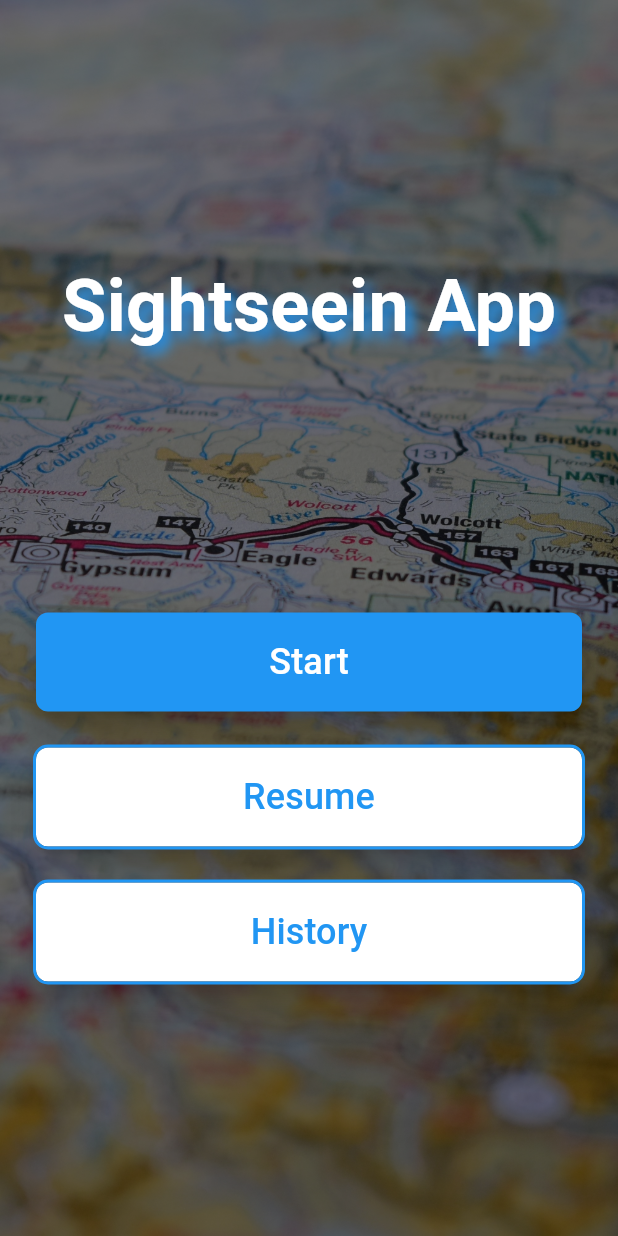
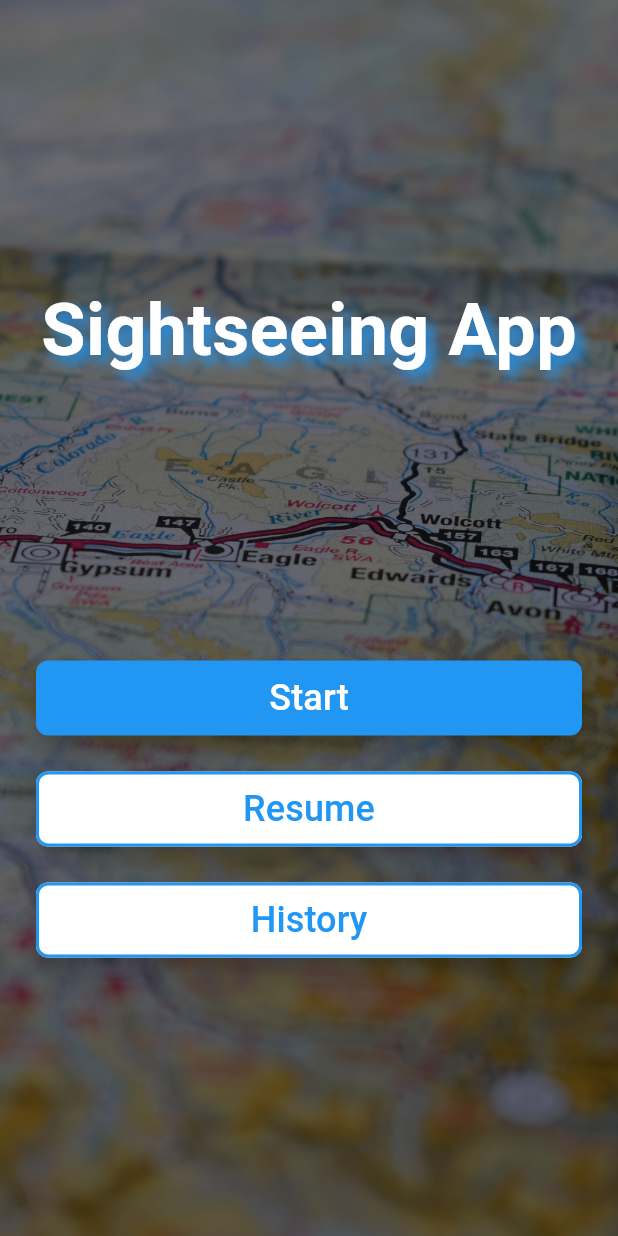
Before and after one commit to FelixAlexK/Sightseeing-App, a Flutter app: the screen it shows after launch, on a phone screen of 412 x 824 dp. Run offline on Flutter 3.47's test engine with Material 3 defaults, Android fonts, the light colour scheme and no system bars; our stand-ins replace flutter_compass, geocoding, geolocator, permission_handler.

Commit message:
feat: refactor start page layout and integrate options navigation

```diff
--- a/sightseeing_app/lib/pages/start_page.dart
+++ b/sightseeing_app/lib/pages/start_page.dart
@@ -1,6 +1,7 @@
 import 'dart:ui';
 
 import 'package:flutter/material.dart';
+import 'package:sightseeing_app/pages/options_page.dart';
 
 class StartPage extends StatelessWidget {
   const StartPage({super.key});
@@ -8,9 +9,7 @@ class StartPage extends StatelessWidget {
   @override
   Widget build(BuildContext context) {
     precacheImage(const AssetImage('assets/map.jpg'), context);
-    return MaterialApp(
-      title: 'Sightseeing App',
-      home: Scaffold(
+    return Scaffold(
       body: Container(
         decoration: BoxDecoration(
             image: DecorationImage(
@@ -26,7 +25,7 @@ class StartPage extends StatelessWidget {
               mainAxisAlignment: MainAxisAlignment.center,
               children: [
                 Text(
-                    'Sightseein App',
+                  'Sightseeing App',
                   style: TextStyle(
                       fontSize: 48,
                       fontWeight: FontWeight.bold,
@@ -53,12 +52,18 @@ class StartPage extends StatelessWidget {
                     children: [
                       Expanded(
                           child: ElevatedButton(
-                                onPressed: () => print('Start'),
+                              onPressed: () => {
+                                    Navigator.push(
+                                        context,
+                                        MaterialPageRoute(
+                                            builder: (context) =>
+                                                OptionsPage()))
+                                  },
                               style: TextButton.styleFrom(
                                 backgroundColor: Colors.blue,
                                 elevation: 8,
-                                  padding: EdgeInsetsDirectional.fromSTEB(
-                                      0, 16, 0, 16),
+                                padding: EdgeInsetsDirectional.symmetric(
+                                    vertical: 8),
                                 shape: RoundedRectangleBorder(
                                     borderRadius: BorderRadius.circular(8)),
                                 disabledBackgroundColor: Colors.grey,
@@ -84,10 +89,10 @@ class StartPage extends StatelessWidget {
                               side: BorderSide(
                                   color: Colors.blue,
                                   width: 2,
-                                    strokeAlign: BorderSide.strokeAlignOutside),
+                                  strokeAlign: BorderSide.strokeAlignInside),
                               elevation: 8,
-                                padding: EdgeInsetsDirectional.fromSTEB(
-                                    0, 16, 0, 16),
+                              padding:
+                                  EdgeInsetsDirectional.symmetric(vertical: 8),
                               shape: RoundedRectangleBorder(
                                   borderRadius: BorderRadius.circular(8)),
                               disabledBackgroundColor: Colors.grey,
@@ -112,11 +117,10 @@ class StartPage extends StatelessWidget {
                                 side: BorderSide(
                                     color: Colors.blue,
                                     width: 2,
-                                      strokeAlign:
-                                          BorderSide.strokeAlignOutside),
+                                    strokeAlign: BorderSide.strokeAlignInside),
                                 elevation: 8,
-                                  padding: EdgeInsetsDirectional.fromSTEB(
-                                      0, 16, 0, 16),
+                                padding: EdgeInsetsDirectional.symmetric(
+                                    vertical: 8),
                                 shape: RoundedRectangleBorder(
                                   borderRadius: BorderRadius.circular(8),
                                 ),
@@ -124,8 +128,8 @@ class StartPage extends StatelessWidget {
                               ),
                               child: Text(
                                 'History',
-                                  style: TextStyle(
-                                      color: Colors.blue, fontSize: 24),
+                                style:
+                                    TextStyle(color: Colors.blue, fontSize: 24),
                               )))
                     ],
                   ),
@@ -135,7 +139,6 @@ class StartPage extends StatelessWidget {
           ],
         ),
       ),
-      ),
     );
   }
 }
```
Lines whose indentation alone changed are shown as unchanged.
